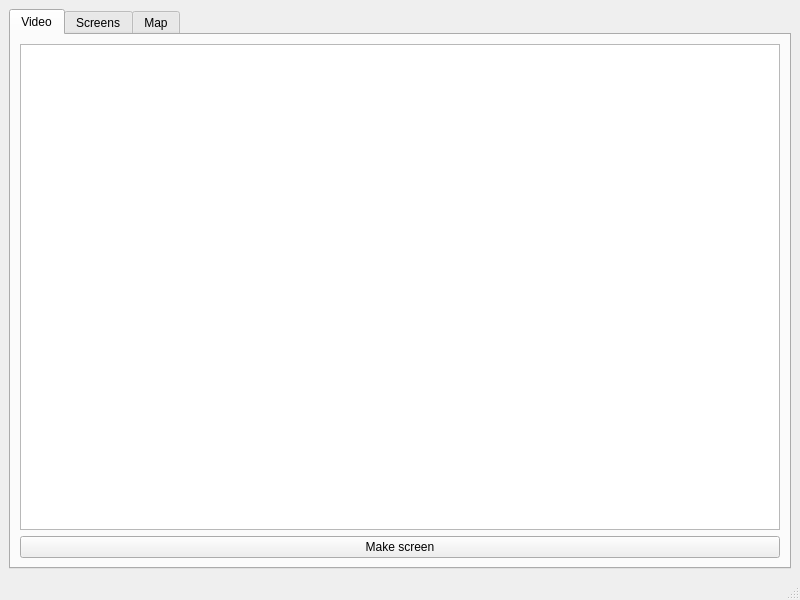
First picture: the form in calcwindow.ui, repository robocenter-rov/remote-control, before the edit.
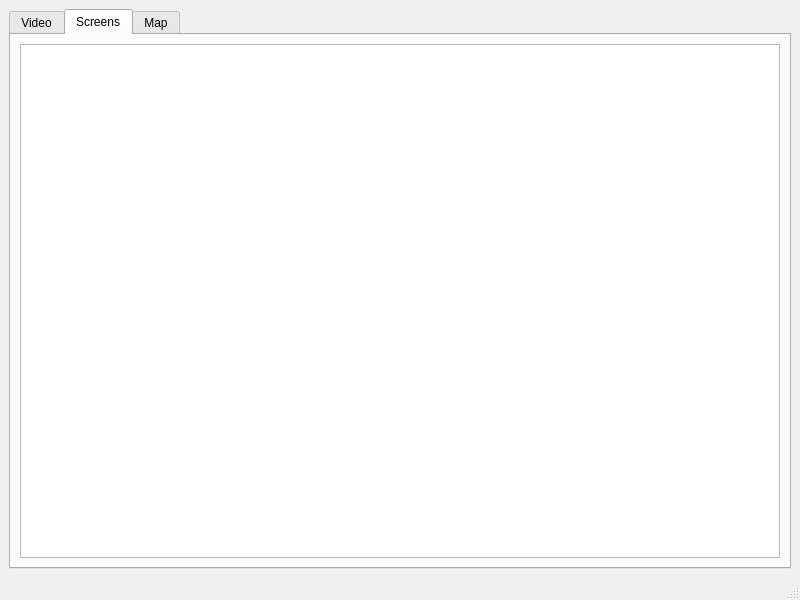
Second picture: the form after the edit.

Commit message: CalcWindow: use interface for saving image from camera and show last image in the Screens Tab of UI

```diff
--- a/calcwindow.ui
+++ b/calcwindow.ui
@@ -18,7 +18,7 @@
     <item row="0" column="0">
      <widget class="QTabWidget" name="screensTab">
       <property name="currentIndex">
-       <number>0</number>
+       <number>1</number>
       </property>
       <widget class="QWidget" name="videoTab">
        <attribute name="title">
@@ -37,10 +37,15 @@
         </item>
        </layout>
       </widget>
-      <widget class="QWidget" name="screensTab_2">
+      <widget class="QWidget" name="screensTab">
        <attribute name="title">
         <string>Screens</string>
        </attribute>
+       <layout class="QGridLayout" name="gridLayout_3">
+        <item row="0" column="0">
+         <widget class="QGraphicsView" name="screensView"/>
+        </item>
+       </layout>
       </widget>
       <widget class="QWidget" name="mapTab">
        <attribute name="title">
```
The commit also changes 2 other files.
